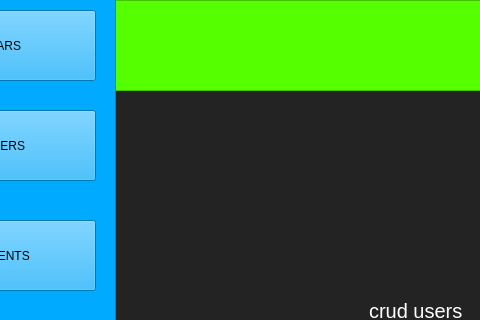
walidhabbach/Car-Rental-Desktop-app, file MainWin.ui: the form before one commit; both pictures show x 135 to 615 and y 0 to 320 of the 1246 by 859 pixel window.
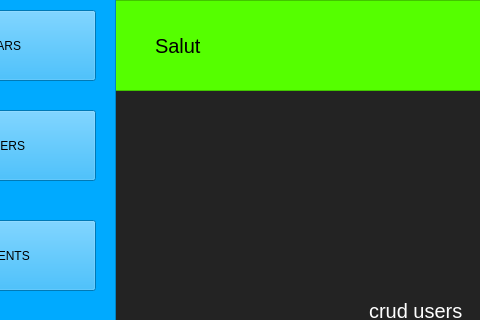
The form after the commit.

The edit to the form file:
```diff
--- a/MainWin.ui
+++ b/MainWin.ui
@@ -121,6 +121,22 @@
     <property name="frameShadow">
      <enum>QFrame::Raised</enum>
     </property>
+    <widget class="QLabel" name="login_name">
+     <property name="geometry">
+      <rect>
+       <x>40</x>
+       <y>30</y>
+       <width>171</width>
+       <height>31</height>
+      </rect>
+     </property>
+     <property name="styleSheet">
+      <string notr="true">font-size: 20px;</string>
+     </property>
+     <property name="text">
+      <string>Salut </string>
+     </property>
+    </widget>
    </widget>
    <widget class="QFrame" name="leftPanel">
     <property name="geometry">
```
